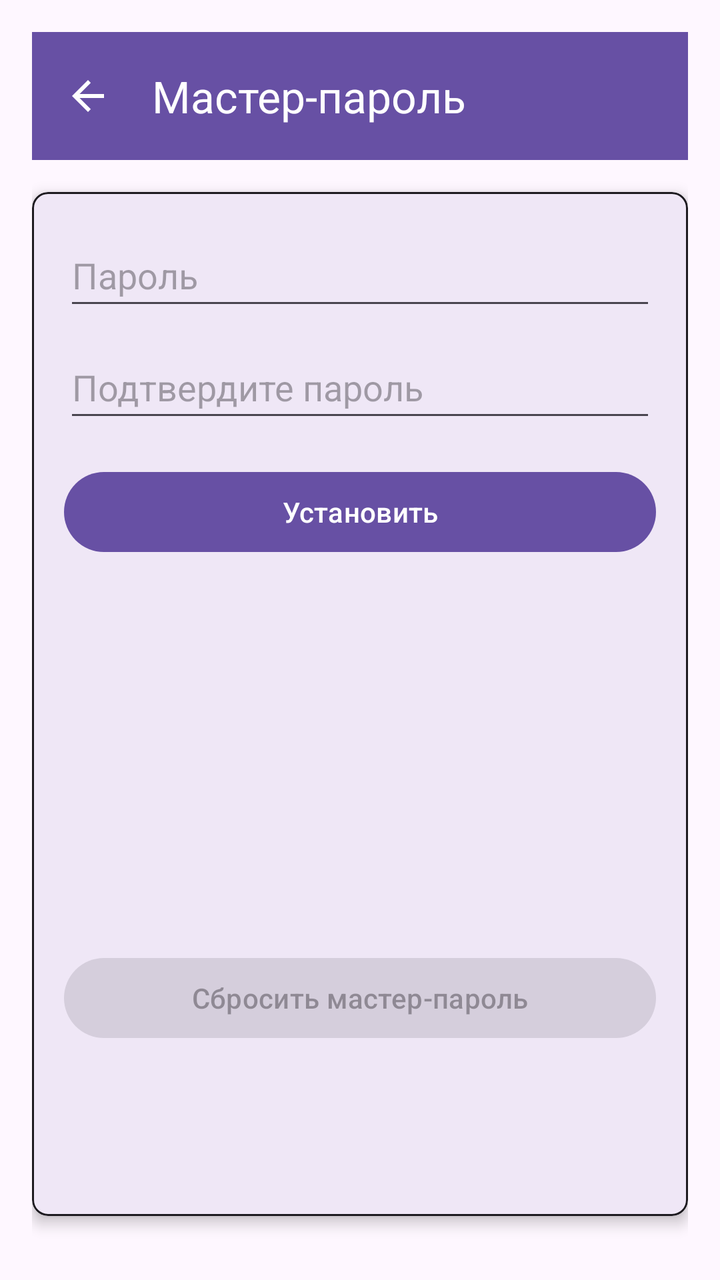
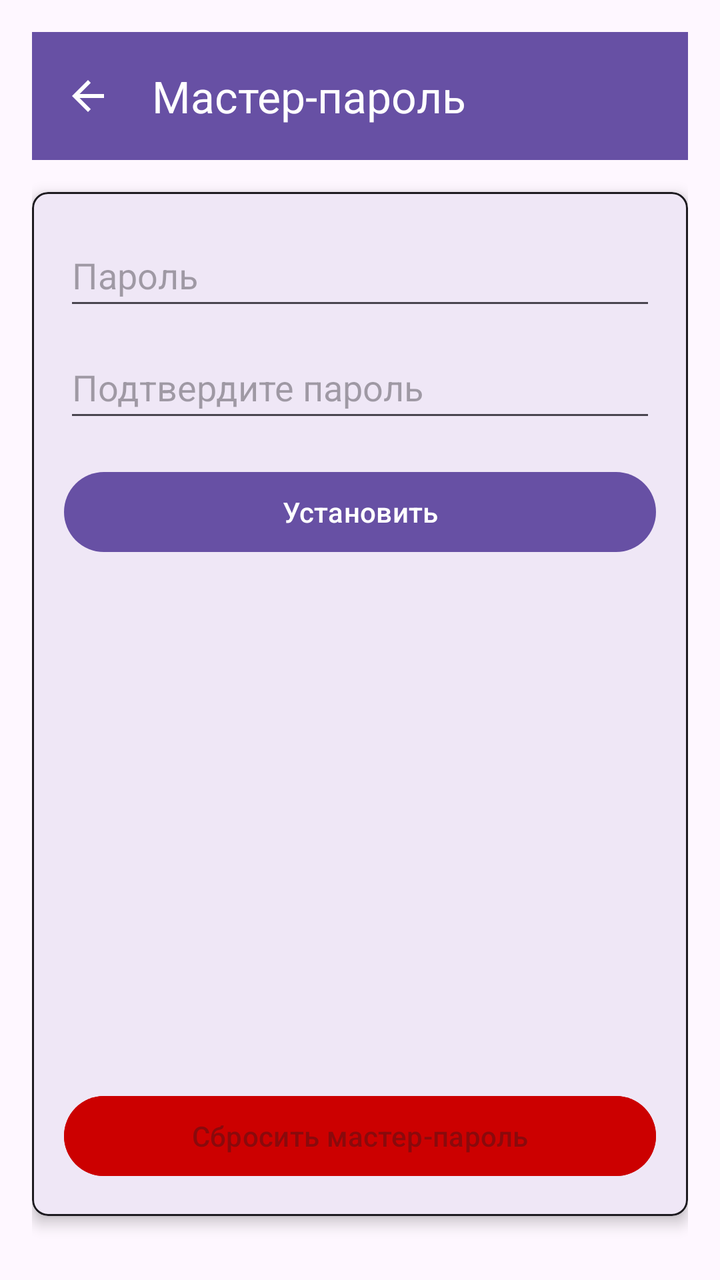

An Android layout rendered at two revisions. The XML below is the earlier revision; the diff shows what the commit changed to produce the second picture.
<!-- AndroidManifest.xml: application theme Theme.PassManager -->
<!-- res/layout/activity_master_password.xml -->
<?xml version="1.0" encoding="utf-8"?>
<androidx.drawerlayout.widget.DrawerLayout xmlns:android="http://schemas.android.com/apk/res/android"
    xmlns:app="http://schemas.android.com/apk/res-auto"
    android:layout_width="match_parent"
    android:layout_height="match_parent"
    android:fitsSystemWindows="true">

    
    <LinearLayout
        android:layout_width="match_parent"
        android:layout_height="match_parent"
        android:orientation="vertical"
        android:padding="16dp"
        android:fitsSystemWindows="true">

        <androidx.appcompat.widget.Toolbar
            android:id="@+id/toolbar"
            android:layout_width="match_parent"
            android:layout_height="?attr/actionBarSize"
            android:background="?attr/colorPrimary"
            android:theme="@style/ThemeOverlay.AppCompat.Dark.ActionBar"
            app:popupTheme="@style/ThemeOverlay.AppCompat.Light"
            app:navigationIcon="?attr/homeAsUpIndicator"
            app:title="Мастер-пароль"
            android:layout_marginBottom="16dp" />

        
        <com.google.android.material.card.MaterialCardView
            android:layout_width="match_parent"
            android:layout_height="match_parent"
            android:layout_marginBottom="16dp"
            app:cardElevation="4dp"
            app:cardCornerRadius="8dp"
            app:cardBackgroundColor="?attr/colorSurface"
            app:strokeColor="?attr/colorOnSurface"
            app:strokeWidth="1dp">

            <LinearLayout
                android:layout_width="match_parent"
                android:layout_height="wrap_content"
                android:orientation="vertical"
                android:padding="16dp">

                <EditText
                    android:id="@+id/passwordEditText"
                    android:layout_width="match_parent"
                    android:layout_height="wrap_content"
                    android:minHeight="48dp"
                    android:hint="Пароль"
                    android:inputType="textPassword"
                    android:layout_marginBottom="8dp" />

                <EditText
                    android:id="@+id/confirmPasswordEditText"
                    android:layout_width="match_parent"
                    android:layout_height="wrap_content"
                    android:minHeight="48dp"
                    android:hint="Подтвердите пароль"
                    android:inputType="textPassword"
                    android:layout_marginBottom="16dp" />

                <Button
                    android:id="@+id/setButton"
                    android:layout_width="match_parent"
                    android:layout_height="wrap_content"
                    android:text="Установить"
                    android:layout_marginBottom="16dp" />

                <TextView
                    android:id="@+id/statusText"
                    android:layout_width="match_parent"
                    android:layout_height="wrap_content"
                    android:gravity="center"
                    android:textColor="@android:color/holo_green_dark"
                    android:layout_marginBottom="160dp" />

                <Button
                    android:id="@+id/resetButton"
                    android:layout_width="match_parent"
                    android:layout_height="wrap_content"
                    android:text="Сбросить мастер-пароль"
                    android:layout_marginBottom="16dp"
                    android:enabled="false"/>

            </LinearLayout>

        </com.google.android.material.card.MaterialCardView>

    </LinearLayout>

</androidx.drawerlayout.widget.DrawerLayout>
<!-- resources referenced by this layout -->
<resources>
  <style name="Theme.PassManager" parent="Theme.Material3.DayNight.NoActionBar" />
</resources>

<!-- the commit's change to res/layout/activity_master_password.xml (unified diff, before → after) -->
@@ -37,50 +37,58 @@
 
             <LinearLayout
                 android:layout_width="match_parent"
-                android:layout_height="wrap_content"
+                android:layout_height="match_parent"
                 android:orientation="vertical"
                 android:padding="16dp">
 
-                <EditText
-                    android:id="@+id/passwordEditText"
+                <LinearLayout
                     android:layout_width="match_parent"
-                    android:layout_height="wrap_content"
-                    android:minHeight="48dp"
-                    android:hint="Пароль"
-                    android:inputType="textPassword"
-                    android:layout_marginBottom="8dp" />
+                    android:layout_height="0dp"
+                    android:layout_weight="1"
+                    android:orientation="vertical">
 
-                <EditText
-                    android:id="@+id/confirmPasswordEditText"
-                    android:layout_width="match_parent"
-                    android:layout_height="wrap_content"
-                    android:minHeight="48dp"
-                    android:hint="Подтвердите пароль"
-                    android:inputType="textPassword"
-                    android:layout_marginBottom="16dp" />
+                    <EditText
+                        android:id="@+id/passwordEditText"
+                        android:layout_width="match_parent"
+                        android:layout_height="wrap_content"
+                        android:minHeight="48dp"
+                        android:hint="Пароль"
+                        android:inputType="textPassword"
+                        android:layout_marginBottom="8dp" />
 
-                <Button
-                    android:id="@+id/setButton"
-                    android:layout_width="match_parent"
-                    android:layout_height="wrap_content"
-                    android:text="Установить"
-                    android:layout_marginBottom="16dp" />
+                    <EditText
+                        android:id="@+id/confirmPasswordEditText"
+                        android:layout_width="match_parent"
+                        android:layout_height="wrap_content"
+                        android:minHeight="48dp"
+                        android:hint="Подтвердите пароль"
+                        android:inputType="textPassword"
+                        android:layout_marginBottom="16dp" />
 
-                <TextView
-                    android:id="@+id/statusText"
-                    android:layout_width="match_parent"
-                    android:layout_height="wrap_content"
-                    android:gravity="center"
-                    android:textColor="@android:color/holo_green_dark"
-                    android:layout_marginBottom="160dp" />
+                    <Button
+                        android:id="@+id/setButton"
+                        android:layout_width="match_parent"
+                        android:layout_height="wrap_content"
+                        android:text="Установить"
+                        android:layout_marginBottom="16dp" />
+
+                    <TextView
+                        android:id="@+id/statusText"
+                        android:layout_width="match_parent"
+                        android:layout_height="wrap_content"
+                        android:gravity="center"
+                        android:textColor="@android:color/holo_green_dark"
+                        android:layout_marginBottom="16dp" />
+
+                </LinearLayout>
 
                 <Button
                     android:id="@+id/resetButton"
                     android:layout_width="match_parent"
                     android:layout_height="wrap_content"
                     android:text="Сбросить мастер-пароль"
-                    android:layout_marginBottom="16dp"
-                    android:enabled="false"/>
+                    android:enabled="false"
+                    android:backgroundTint="@android:color/holo_red_dark" />
 
             </LinearLayout>
 
